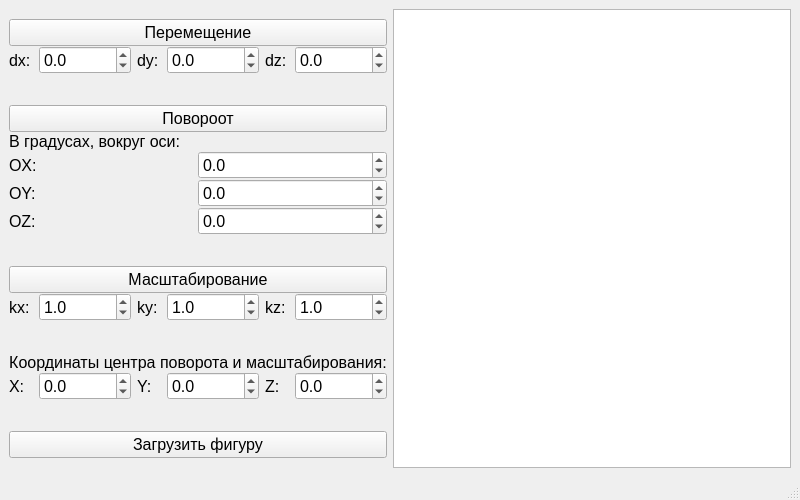
Qt form sem4/oop/lab_1/main_window.ui (kit11920/vuz) before a commit.
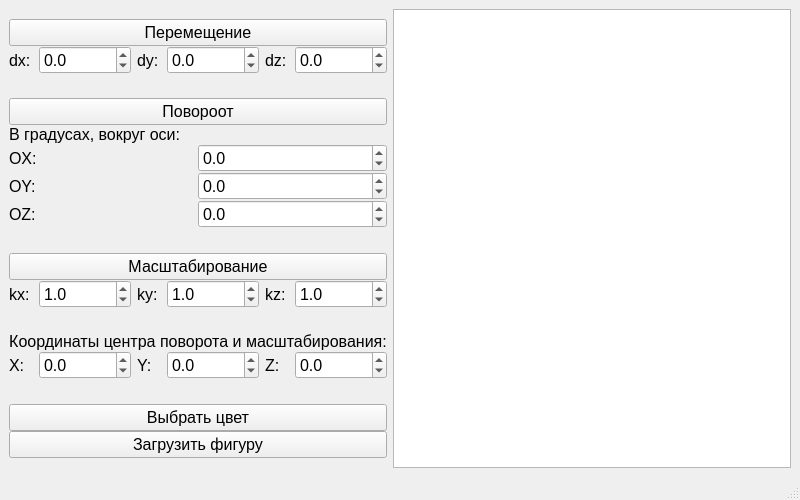
The same form after that commit.

```diff
--- a/sem4/oop/lab_1/main_window.ui
+++ b/sem4/oop/lab_1/main_window.ui
@@ -320,6 +320,9 @@
            <pointsize>12</pointsize>
           </font>
          </property>
+         <property name="styleSheet">
+          <string notr="true"/>
+         </property>
          <property name="text">
           <string>Масштабирование</string>
          </property>
@@ -620,6 +623,13 @@
          </property>
         </spacer>
        </item>
+       <item>
+        <widget class="QPushButton" name="select_color_btn">
+         <property name="text">
+          <string>Выбрать цвет</string>
+         </property>
+        </widget>
+       </item>
        <item>
         <widget class="QPushButton" name="load_btn">
          <property name="font">
```
